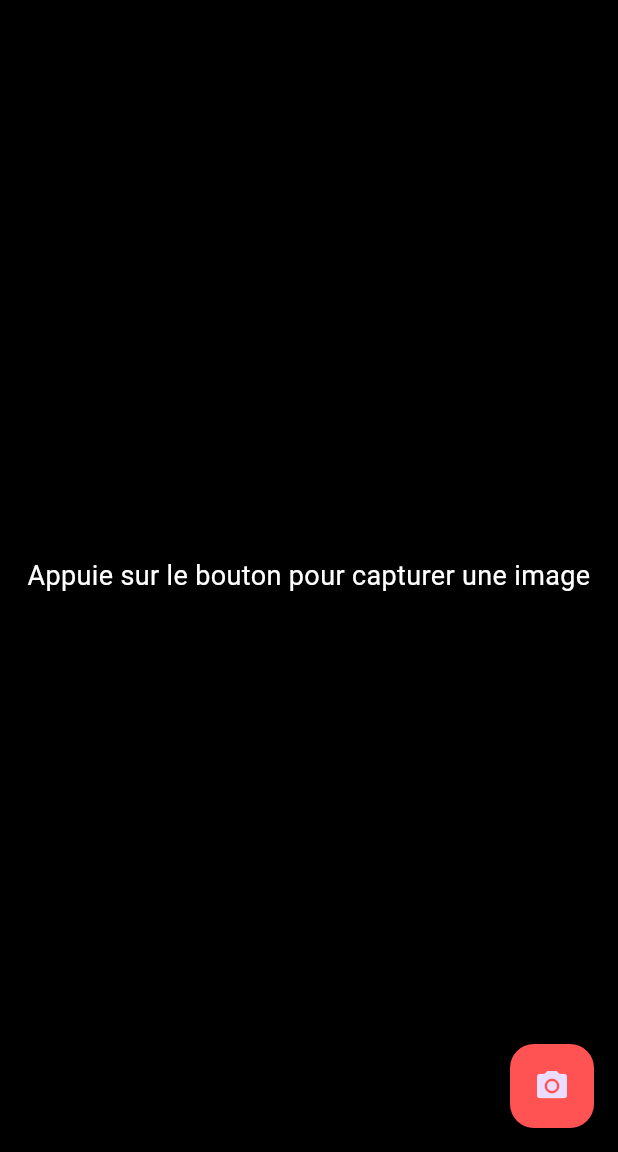
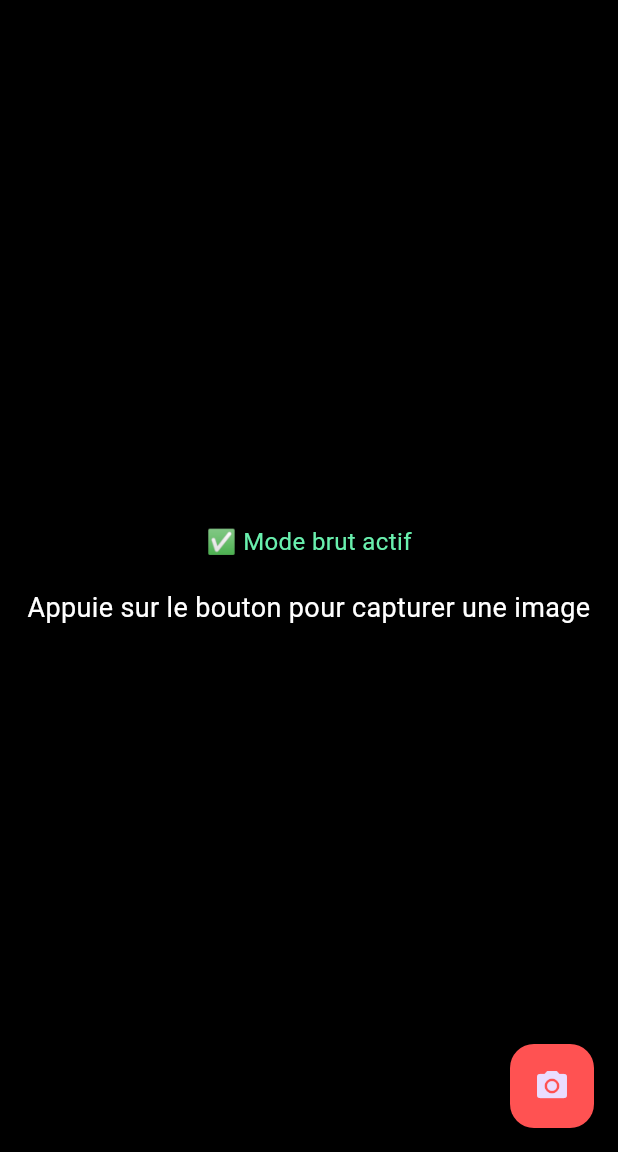
Before and after one commit to her0-00/app_cam_fix, a Flutter app: the screen it shows after launch, after a tap on "Lancer la caméra", on a phone screen of 412 x 824 dp, the part 84-1236 px from its top. Run offline on Flutter 3.47's test engine with Material 3 defaults, Android fonts, the light colour scheme and no system bars; our stand-ins replace image_picker; missing offline and left inert: gal.

```diff
--- a/lib/camera_screen.dart
+++ b/lib/camera_screen.dart
@@ -12,20 +12,23 @@ class CameraScreen extends StatefulWidget {
 
 class _CameraScreenState extends State<CameraScreen> {
   File? _capturedImage;
+  String _cameraStatus = "⏳ Configuration en cours...";
 
   @override
   void initState() {
     super.initState();
-    _activateRawMode(); // ⚙️ Mode brut au démarrage
+    _activateRealSpaceMode();
   }
 
-  Future<void> _activateRawMode() async {
+  Future<void> _activateRealSpaceMode() async {
     const platform = MethodChannel('camfixxr/camera');
     try {
-      await platform.invokeMethod('activateRawMode');
-      print('✅ Mode brut activé');
+      final result = await platform.invokeMethod('activateRealSpaceMode');
+      setState(() => _cameraStatus = "✅ Mode brut actif");
+      print(result);
     } catch (e) {
-      print('Erreur activation mode brut : $e');
+      setState(() => _cameraStatus = "⚠️ Échec configuration brut");
+      print('Erreur : $e');
     }
   }
 
@@ -56,10 +59,17 @@ class _CameraScreenState extends State<CameraScreen> {
       backgroundColor: Colors.black,
       appBar: AppBar(title: Text('CamFix XR'), backgroundColor: Colors.redAccent),
       body: Center(
-        child: _capturedImage != null
-            ? Image.file(_capturedImage!)
-            : Text('Appuie sur le bouton pour capturer une image',
-                style: TextStyle(color: Colors.white, fontSize: 18), textAlign: TextAlign.center),
+        child: Column(
+          mainAxisAlignment: MainAxisAlignment.center,
+          children: [
+            Text(_cameraStatus, style: TextStyle(color: Colors.greenAccent, fontSize: 16)),
+            SizedBox(height: 20),
+            _capturedImage != null
+                ? Image.file(_capturedImage!)
+                : Text('Appuie sur le bouton pour capturer une image',
+                    style: TextStyle(color: Colors.white, fontSize: 18), textAlign: TextAlign.center),
+          ],
+        ),
       ),
       floatingActionButton: FloatingActionButton(
         backgroundColor: Colors.redAccent,
```
Also changed, not shown: 1 other file.
